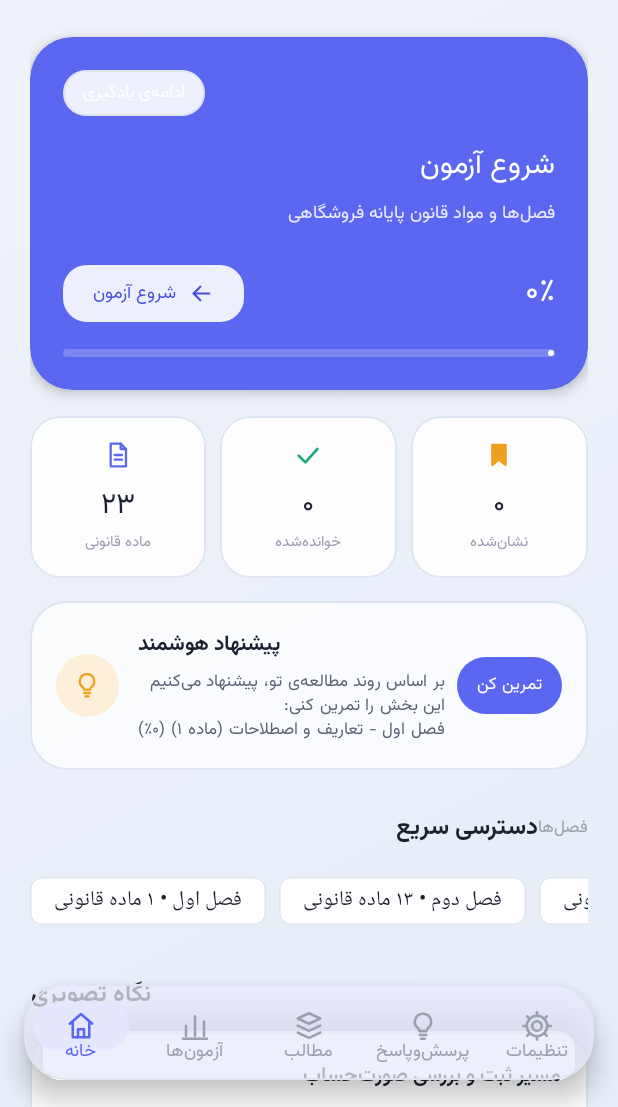
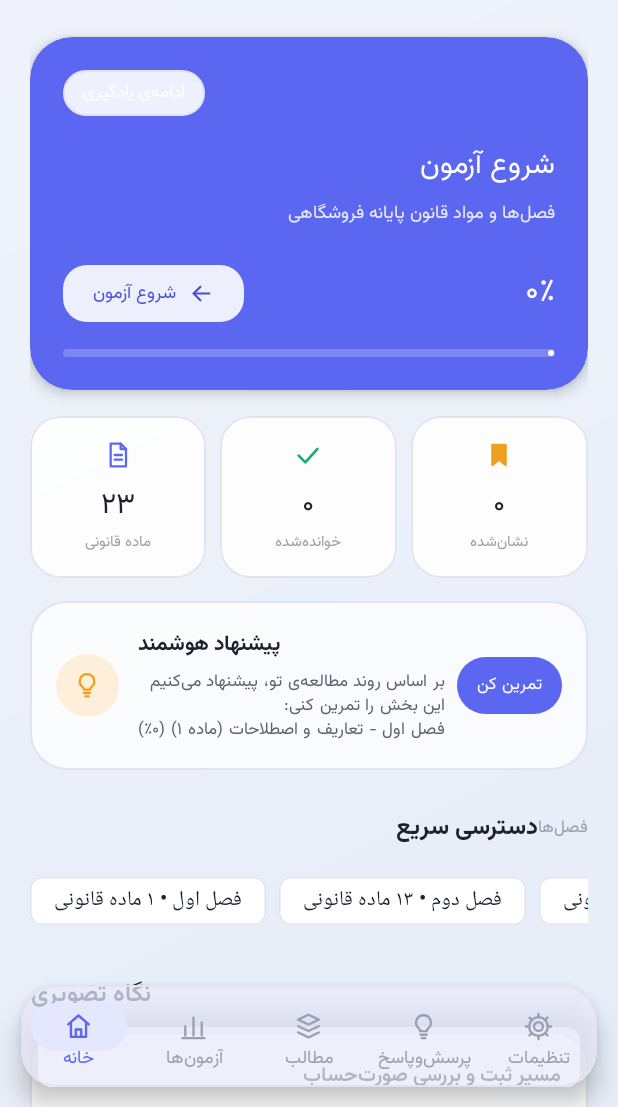
Before and after one commit to TheVrisky/irtax, an Android app built with Jetpack Compose: the screen it shows after launch (MainActivity), on a phone screen of 412 x 824 dp, the part 129-1236 px from its top. Run offline under Robolectric (Android 15) with nearby library versions, the phone set to English and light mode, and no system bars.

Commit message:
Polish main navigation container

```diff
--- a/app/src/main/res/layout/activity_main.xml
+++ b/app/src/main/res/layout/activity_main.xml
@@ -9,41 +9,38 @@
         android:id="@+id/fragment_container"
         android:layout_width="0dp"
         android:layout_height="0dp"
+        android:clipToPadding="false"
         app:layout_constraintTop_toTopOf="parent"
         app:layout_constraintBottom_toBottomOf="parent"
         app:layout_constraintStart_toStartOf="parent"
         app:layout_constraintEnd_toEndOf="parent" />
 
-    <!-- نوار پایین شناور و شیشه‌ای -->
     <com.google.android.material.card.MaterialCardView
         android:id="@+id/nav_card"
         android:layout_width="0dp"
         android:layout_height="wrap_content"
-        android:layout_marginHorizontal="@dimen/nav_bar_margin_h"
-        android:layout_marginBottom="@dimen/nav_bar_margin_bottom"
-        android:background="@drawable/bg_nav_glass"
+        android:layout_marginHorizontal="14dp"
+        android:layout_marginBottom="13dp"
         app:cardBackgroundColor="@color/nav_glass"
-        app:cardCornerRadius="@dimen/radius_card_lg"
-        app:cardElevation="10dp"
+        app:cardCornerRadius="24dp"
+        app:cardElevation="9dp"
         app:strokeColor="@color/outline"
         app:strokeWidth="1dp"
         app:layout_constraintBottom_toBottomOf="parent"
         app:layout_constraintStart_toStartOf="parent"
         app:layout_constraintEnd_toEndOf="parent">
-
         <com.google.android.material.bottomnavigation.BottomNavigationView
             android:id="@+id/bottom_nav"
             android:layout_width="match_parent"
-            android:layout_height="@dimen/nav_bar_height"
+            android:layout_height="68dp"
             android:background="@android:color/transparent"
             app:backgroundTint="@android:color/transparent"
             app:elevation="0dp"
+            app:itemIconSize="22dp"
             app:itemIconTint="@color/nav_item_tint"
             app:itemTextColor="@color/nav_item_tint"
             app:itemActiveIndicatorStyle="@style/Widget.irtax.NavIndicator"
             app:labelVisibilityMode="labeled"
             app:menu="@menu/menu_bottom_nav" />
-
     </com.google.android.material.card.MaterialCardView>
-
 </androidx.constraintlayout.widget.ConstraintLayout>
```
